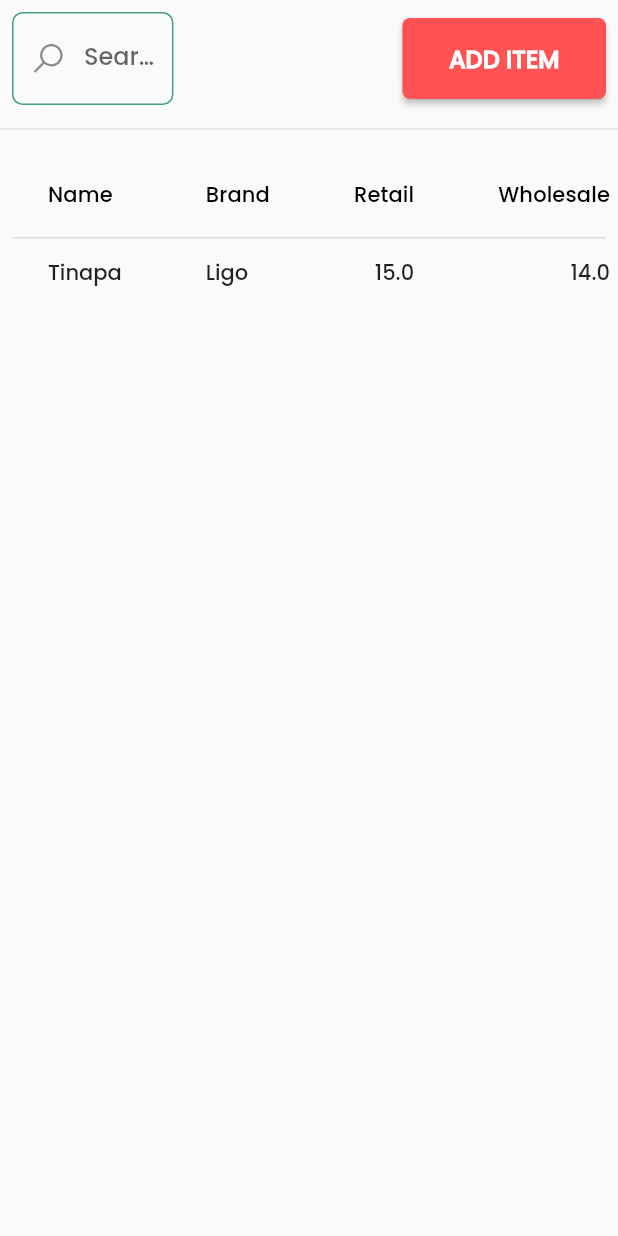
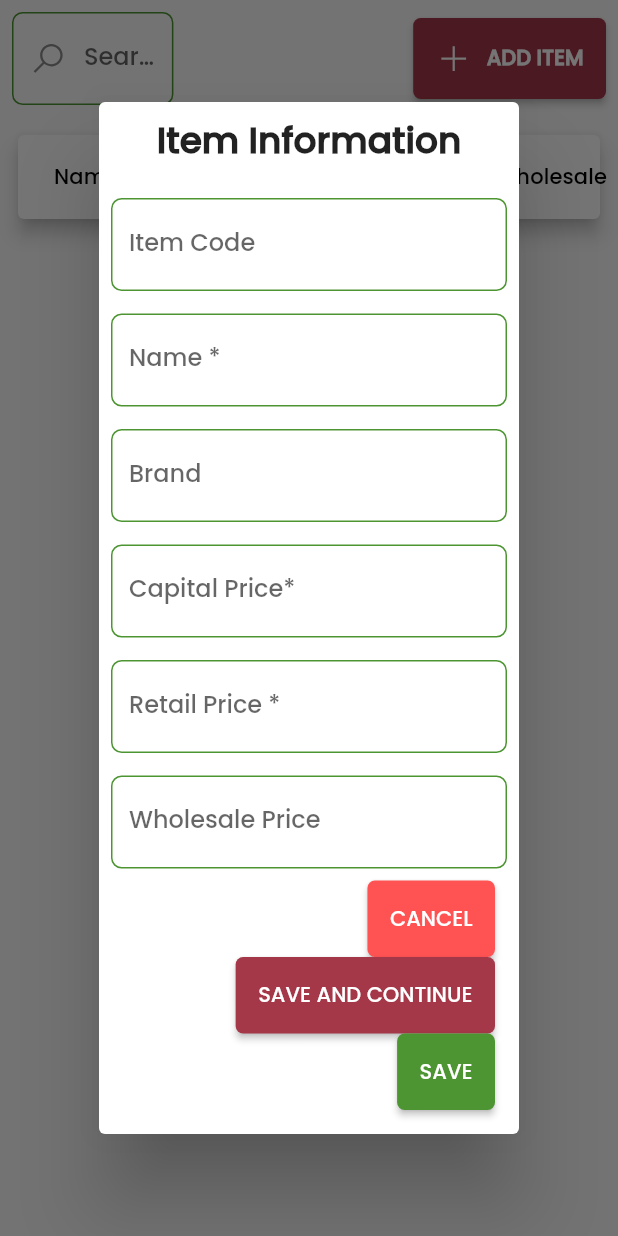
Before and after one commit to renjie19/Stock-Pile-Lite, a Flutter app: the ItemList screen opened directly, after a tap on "ADD ITEM", on a phone screen of 412 x 824 dp. Run offline on Flutter 3.47's test engine with Material 2 defaults, Android fonts, the phone set to English and light mode, and no system bars; drawn by our look-alikes of flutter_form_builder; our stand-ins replace bot_toast, get_it, hive, hive_flutter, line_awesome_icons, shared_preferences; accounts and stored records are empty; generated files the repository leaves out were written again.

Commit message:
fixed issue on first load of data for items, refactored initializing of hive boxes to load properly, fixed view create/update of item

```diff
--- a/lib/backend/credit/credit_repository.dart
+++ b/lib/backend/credit/credit_repository.dart
@@ -7,11 +7,9 @@ import 'package:stockpilelite/shared/models/credit_record.dart';
 class CreditRepository {
   Box<CreditRecord> _creditBox;
 
-  CreditRepository() {
-    _initialize();
-  }
+  CreditRepository();
 
-  void _initialize() async {
+  Future initialize() async {
     Hive.registerAdapter(CreditRecordAdapter());
     Hive.registerAdapter(CreditItemAdapter());
     _creditBox = await Hive.openBox(Boxes.CREDIT_RECORD);
--- a/lib/backend/customer/customer_repository.dart
+++ b/lib/backend/customer/customer_repository.dart
@@ -5,11 +5,9 @@ import 'package:stockpilelite/shared/models/customer.dart';
 class CustomerRepository {
   Box<Customer> _customerBox;
 
-  CustomerRepository(){
-    _initialize();
-  }
+  CustomerRepository();
 
-  void _initialize() async {
+  Future initialize() async {
     Hive.registerAdapter(CustomerAdapter());
     _customerBox = await Hive.openBox<Customer>(Boxes.CUSTOMER);
   }
--- a/lib/backend/item/item_repository.dart
+++ b/lib/backend/item/item_repository.dart
@@ -5,11 +5,9 @@ import 'package:stockpilelite/shared/models/item.dart';
 class ItemRepository {
   Box<Item> _itemBox;
 
-  ItemRepository() {
-    _initializeBox();
-  }
+  ItemRepository();
 
-  _initializeBox() async {
+  Future initializeBox() async {
     Hive.registerAdapter(ItemAdapter());
     this._itemBox = await Hive.openBox<Item>(Boxes.ITEM);
   }
--- a/lib/backend/item/item_service.dart
+++ b/lib/backend/item/item_service.dart
@@ -3,6 +3,7 @@ import 'package:stockpilelite/backend/item/item_repository.dart';
 import 'package:stockpilelite/shared/dtos/item_dto.dart';
 import 'package:stockpilelite/shared/mappers/item_mapper.dart';
 import 'package:stockpilelite/shared/models/item.dart';
+import 'package:stockpilelite/shared/utils/user_profile_tracker.dart';
 
 class ItemService {
   ItemRepository _repository = GetIt.I<ItemRepository>();
@@ -11,7 +12,8 @@ class ItemService {
     if (dto == null) {
       return null;
     }
-    return ItemMapper.toDto(_repository.save(ItemMapper.toEntity(dto, Item.instance())));
+    var item = Item.instance();
+    return ItemMapper.toDto(_repository.save(ItemMapper.toEntity(dto, item)));
   }
   ItemDto update(ItemDto dto) {
     if (dto == null) {
@@ -32,7 +34,7 @@ class ItemService {
   }
 
   List<ItemDto> findAll() {
-    return _repository.findAll().map((e) => ItemMapper.toDto(e));
+    return _repository.findAll().map((e) => ItemMapper.toDto(e)).toList();
   }
 
   void delete(String id) {
--- a/lib/backend/payment/payment_repostitory.dart
+++ b/lib/backend/payment/payment_repostitory.dart
@@ -5,11 +5,9 @@ import 'package:stockpilelite/shared/models/payment.dart';
 class PaymentRepository {
   Box<Payment> _paymentBox;
 
-  PaymentRepository() {
-    _initialize();
-  }
+  PaymentRepository();
 
-  void _initialize() async {
+  Future initialize() async {
     Hive.registerAdapter(PaymentAdapter());
     _paymentBox = await Hive.openBox(Boxes.PAYMENT);
   }
--- a/lib/backend/user/user_repository.dart
+++ b/lib/backend/user/user_repository.dart
@@ -5,11 +5,9 @@ import 'package:stockpilelite/shared/models/user.dart';
 class UserRepository {
   Box<User> _userBox;
 
-  UserRepository() {
-    _initializeBox();
-  }
+  UserRepository();
 
-  _initializeBox() async {
+  Future initializeBox() async {
     Hive.registerAdapter(UserAdapter());
     this._userBox = await Hive.openBox<User>(Boxes.USER);
   }
--- a/lib/backend/user_profile/user_profile_repository.dart
+++ b/lib/backend/user_profile/user_profile_repository.dart
@@ -5,11 +5,9 @@ import 'package:stockpilelite/shared/models/user_profile.dart';
 class UserProfileRepository {
   Box<UserProfile> _userProfileBox;
 
-  UserProfileRepository() {
-    _initializeBox();
-  }
+  UserProfileRepository();
 
-  _initializeBox() async {
+  Future initializeBox() async {
     Hive.registerAdapter(UserProfileAdapter());
     this._userProfileBox = await Hive.openBox<UserProfile>(Boxes.USER_PROFILE);
   }
--- a/lib/shared/constants/app_color.dart
+++ b/lib/shared/constants/app_color.dart
@@ -1,7 +1,7 @@
 import 'package:flutter/material.dart';
 
 class AppColor {
-  static Color primary = Color(0xff459f7d);
-  static Color secondary = Color(0xffAA5239);
+  static Color primary = Color(0xff4D9532 );
+  static Color secondary = Color(0xffA43748);
   static Color error = Colors.redAccent;
 }
--- a/lib/shared/mappers/item_mapper.dart
+++ b/lib/shared/mappers/item_mapper.dart
@@ -1,8 +1,12 @@
+import 'package:get_it/get_it.dart';
 import 'package:stockpilelite/shared/dtos/item_dto.dart';
 import 'package:stockpilelite/shared/models/item.dart';
+import 'package:stockpilelite/shared/utils/user_profile_tracker.dart';
 
 class ItemMapper {
+  static UserProfileTracker _userProfileTracker = GetIt.I<UserProfileTracker>();
   static Item toEntity(final ItemDto dto, final Item entity) {
+    setUserTrail(entity);
     entity.itemCode = dto.itemCode;
     entity.name = dto.name;
     entity.brand = dto.brand;
@@ -10,6 +14,13 @@ class ItemMapper {
     entity.retail = dto.retail;
     entity.wholeSale = dto.wholeSale;
     return entity;
+  }
+
+  static void setUserTrail(Item entity) {
+    if (entity.createdBy == null || entity.createdBy.isEmpty) {
+      entity.createdBy = _userProfileTracker.user;
+    }
+    entity.modifiedBy = _userProfileTracker.user;
   }
 
   static ItemDto toDto(final Item item) {
--- /dev/null
+++ b/lib/shared/utils/size_util.dart
@@ -0,0 +1,11 @@
+import 'package:flutter/material.dart';
+
+class SizeUtil {
+  static double getHeightFromTotalAvailable(BuildContext context, double heightPercentage) {
+    return (MediaQuery.of(context).size.height / 100) *  heightPercentage;
+  }
+
+  static double getWidthFromTotalAvailable(BuildContext context, double widthPercentage) {
+    return (MediaQuery.of(context).size.width / 100) *  widthPercentage;
+  }
+}
--- /dev/null
+++ b/lib/ui/forms/item_create_form_dialog.dart
@@ -0,0 +1,180 @@
+import 'package:bot_toast/bot_toast.dart';
+import 'package:flutter/cupertino.dart';
+import 'package:flutter/material.dart';
+import 'package:flutter_form_builder/flutter_form_builder.dart';
+import 'package:get_it/get_it.dart';
+import 'package:stockpilelite/backend/item/item_service.dart';
+import 'package:stockpilelite/shared/constants/app_color.dart';
+import 'package:stockpilelite/shared/dtos/item_dto.dart';
+import 'package:stockpilelite/shared/utils/size_util.dart';
+
+class ItemCreateFormDialog extends StatefulWidget {
+  final bool isView;
+  final ItemDto item;
+
+  ItemCreateFormDialog(this.isView, {this.item});
+
+  @override
+  _ItemCreateFormDialogState createState() => _ItemCreateFormDialogState(isView, item);
+}
+
+class _ItemCreateFormDialogState extends State<ItemCreateFormDialog> {
+  _ItemCreateFormDialogState(this.isView, ItemDto dto) {
+    if (dto != null) {
+      this.item = dto;
+    }
+  }
+
+  ItemDto item = ItemDto();
+  bool isView;
+  GlobalKey<FormBuilderState> formKey = GlobalKey<FormBuilderState>();
+  double heightSeparation = 15;
+  ItemService itemService = GetIt.I<ItemService>();
+
+  @override
+  Widget build(BuildContext context) {
+    return Center(
+      child: SingleChildScrollView(
+        child: Dialog(
+          child: FormBuilder(
+            key: formKey,
+            child: Padding(
+              padding: const EdgeInsets.all(8.0),
+              child: SizedBox(
+                width: SizeUtil.getWidthFromTotalAvailable(context, 50),
+                child: Column(
+                  crossAxisAlignment: CrossAxisAlignment.stretch,
+                  children: [
+                    Center(
+                      child: Text(
+                        'Item Information',
+                        style: TextStyle(
+                            fontSize: 24, fontWeight: FontWeight.bold),
+                      ),
+                    ),
+                    SizedBox(height: heightSeparation + 5),
+                    FormBuilderTextField(
+                      initialValue: item.itemCode,
+                      attribute: 'itemCode',
+                      decoration: InputDecoration(labelText: 'Item Code'),
+                    ),
+                    SizedBox(height: heightSeparation),
+                    FormBuilderTextField(
+                      initialValue: item.name,
+                      attribute: 'name',
+                      decoration: InputDecoration(labelText: 'Name *'),
+                      validators: [
+                        FormBuilderValidators.required(
+                            errorText: 'Item name is required')
+                      ],
+                    ),
+                    SizedBox(height: heightSeparation),
+                    FormBuilderTextField(
+                      initialValue: item.brand,
+                      attribute: 'brand',
+                      decoration: InputDecoration(labelText: 'Brand'),
+                    ),
+                    SizedBox(height: heightSeparation),
+                    FormBuilderTextField(
+                      initialValue: '${item.capital ?? ''}',
+                      attribute: 'capital',
+                      keyboardType: TextInputType.number,
+                      decoration: InputDecoration(labelText: 'Capital Price*'),
+                      validators: [
+                        FormBuilderValidators.required(
+                            errorText: 'Capital price is required'),
+                        FormBuilderValidators.min(0.1,
+                            errorText: 'Value should not be zero')
+                      ],
+                    ),
+                    SizedBox(height: heightSeparation),
+                    FormBuilderTextField(
+                      initialValue: '${item.retail ?? ''}',
+                      attribute: 'retail',
+                      keyboardType: TextInputType.number,
+                      decoration: InputDecoration(labelText: 'Retail Price *'),
+                      validators: [
+                        FormBuilderValidators.required(
+                            errorText: 'Retail price is required'),
+                        FormBuilderValidators.min(0.1,
+                            errorText: 'Value should not be zero')
+                      ],
+                    ),
+                    SizedBox(height: heightSeparation),
+                    FormBuilderTextField(
+                      initialValue: '${item.wholeSale ?? ''}',
+                      attribute: 'wholeSale',
+                      keyboardType: TextInputType.number,
+                      decoration: InputDecoration(labelText: 'Wholesale Price'),
+                      validators: [
+                        FormBuilderValidators.min(0.1,
+                            errorText: 'Value should not be zero')
+                      ],
+                    ),
+                    ButtonBar(
+                      children: [
+                        MaterialButton(
+                            padding: EdgeInsets.all(15),
+                            color: AppColor.error,
+                            onPressed: close,
+                            shape: RoundedRectangleBorder(
+                                borderRadius:
+                                    BorderRadius.all(Radius.circular(5))),
+                            child: Text('CANCEL')),
+                        Visibility(
+                          visible: !isView,
+                          child: MaterialButton(
+                              padding: EdgeInsets.all(15),
+                              color: AppColor.secondary,
+                              onPressed: saveAndContinue,
+                              shape: RoundedRectangleBorder(
+                                  borderRadius:
+                                      BorderRadius.all(Radius.circular(5))),
+                              child: Text('SAVE AND CONTINUE')),
+                        ),
+                        MaterialButton(
+                            padding: EdgeInsets.all(15),
+                            color: AppColor.primary,
+                            onPressed: save,
+                            shape: RoundedRectangleBorder(
+                                borderRadius:
+                                    BorderRadius.all(Radius.circular(5))),
+                            child: Text('SAVE')),
+                      ],
+                    )
+                  ],
+                ),
+              ),
+            ),
+          ),
+        ),
+      ),
+    );
+  }
+
+  void close() {
+    Navigator.pop(context);
+  }
+
+  void save() {
+    if (formKey.currentState.saveAndValidate()) {
+     var values = formKey.currentState.value;
+     this.item.itemCode = values['itemCode'];
+     this.item.name = values['name'];
+     this.item.brand = values['brand'];
+     this.item.retail = double.parse(values['retail']);
+     this.item.capital = double.parse(values['capital']);
+     this.item.wholeSale = double.parse(values['wholeSale']);
+      if (item.id == null || item.id.isEmpty) {
+        itemService.create(item);
+      } else if (item.id.isNotEmpty) {
+        itemService.update(item);
+      }
+      Navigator.pop(context);
+      BotToast.showSimpleNotification(title: 'Success', backgroundColor: AppColor.primary);
+    }
+
+  }
+
+  void saveAndContinue() {}
+}
--- a/lib/ui/pages/item_list.dart
+++ b/lib/ui/pages/item_list.dart
@@ -1,10 +1,12 @@
-import 'package:flutter/cupertino.dart';
+import 'package:bot_toast/bot_toast.dart';
 import 'package:flutter/material.dart';
 import 'package:get_it/get_it.dart';
 import 'package:line_awesome_icons/line_awesome_icons.dart';
 import 'package:stockpilelite/backend/item/item_service.dart';
 import 'package:stockpilelite/shared/constants/app_color.dart';
 import 'package:stockpilelite/shared/dtos/item_dto.dart';
+import 'package:stockpilelite/shared/utils/size_util.dart';
+import 'package:stockpilelite/ui/forms/item_create_form_dialog.dart';
 
 class ItemList extends StatefulWidget {
   @override
@@ -17,21 +19,15 @@ class _ItemListState extends State<ItemList> {
   String filter = '';
 
   @override
-  bool get mounted {
+  void initState() {
     this.items = service.findAll();
-    return super.mounted;
-  }
-
-  @override
-  void initState() {
-    items.add(getItemDto());
     super.initState();
   }
 
   @override
   Widget build(BuildContext context) {
     return GestureDetector(
-      onTap:  () => FocusScope.of(context).unfocus(),
+      onTap: () => FocusScope.of(context).unfocus(),
       child: Scaffold(
         body: SingleChildScrollView(
           child: Center(
@@ -42,7 +38,7 @@ class _ItemListState extends State<ItemList> {
                     mainAxisAlignment: MainAxisAlignment.spaceBetween,
                     children: [
                       SizedBox(
-                      width: (MediaQuery.of(context).size.width / 10) * 3,
+                        width: SizeUtil.getWidthFromTotalAvailable(context, 30),
                         child: Padding(
                           padding: const EdgeInsets.all(8.0),
                           child: TextField(
@@ -53,30 +49,33 @@ class _ItemListState extends State<ItemList> {
                                   setState(() => this.filter = value)),
                         ),
                       ),
+                      ButtonBar(children: [
+                        MaterialButton(
+                          padding: EdgeInsets.all(15),
+                          color: AppColor.secondary,
+                          onPressed: () => showItemCreateFormDialog(false),
+                          shape: RoundedRectangleBorder(
+                              borderRadius:
+                                  BorderRadius.all(Radius.circular(5))),
+                          child: Row(children: [
+                            Icon(LineAwesomeIcons.plus),
+                            SizedBox(width: 10),
+                            Text(
+                              'ADD ITEM',
+                              style: TextStyle(
+                                fontWeight: FontWeight.bold,
+                              ),
+                            )
+                          ]),
+                        ),
+                      ])
+                    ]),
                 Padding(
                   padding: const EdgeInsets.all(8.0),
-                      child: MaterialButton(
-                        onPressed: () {},
-                        color: AppColor.error,
-                        child: Padding(
-                          padding: const EdgeInsets.all(15.0),
-                          child: Text(
-                            'ADD ITEM',
-                            style: TextStyle(
-                                color: Colors.white,
-                                fontWeight: FontWeight.bold,
-                                fontSize: 16),
-                          ),
-                        ),
-                        shape: RoundedRectangleBorder(borderRadius: BorderRadius.all(Radius.circular(5))),
-                      ),
-                    )
-                  ],
-                ),
-                Divider(),
-                Padding(
-                  padding: const EdgeInsets.all(8.0),
+                  child: Card(
+                    elevation: 5,
                     child: DataTable(
+                      showCheckboxColumn: false,
                       columns: [
                         DataColumn(label: Text('Name')),
                         DataColumn(label: Text('Brand')),
@@ -84,10 +83,12 @@ class _ItemListState extends State<ItemList> {
                         DataColumn(label: Text('Wholesale'), numeric: true),
                         DataColumn(label: Text('Capital'), numeric: true),
                       ],
-                    rows: List.generate(this.filteredItems(this.filter).length,
-                        (index) {
+                      rows: List.generate(
+                          this.filteredItems(this.filter).length, (index) {
                         ItemDto item = this.filteredItems(filter)[index];
-                      return DataRow.byIndex(cells: [
+                        return DataRow(
+                            onSelectChanged: (selected) => showItemCreateFormDialog(true, dto: item),
+                            cells: [
                               // TODO: add item code
                               DataCell(Text(item.name)),
                               DataCell(Text(item.brand)),
@@ -96,6 +97,7 @@ class _ItemListState extends State<ItemList> {
                               DataCell(Text('${item.capital}')),
                             ]);
                       }),
+                    ),
                   ),
                 ),
               ],
@@ -119,50 +121,11 @@ class _ItemListState extends State<ItemList> {
     }).toList();
   }
 
-  ItemDto getItemDto() {
-    ItemDto item = ItemDto();
-    item.id = '01-00001';
-    item.name = 'Tinapa';
-    item.brand = 'Ligo';
-    item.retail = 15.0;
-    item.wholeSale = 14.0;
-    item.capital = 13.5;
-    return item;
+  showItemCreateFormDialog(bool isView, {ItemDto dto}) async {
+    await showDialog<Dialog>(
+        barrierDismissible: false,
+        context: context,
+        builder: (context) => ItemCreateFormDialog(isView, item: dto));
+    setState(() => this.items = service.findAll());
   }
 }
-
-class ItemListDataSource extends DataTableSource {
-  List<ItemDto> _items = [];
-
-  ItemListDataSource(List<ItemDto> items) {
-    this._items = items;
-  }
-
-  @override
-  DataRow getRow(int index) {
-    ItemDto item = _items[index];
-    if (_items.isEmpty) {
-      return DataRow.byIndex(cells: [
-        // TODO: add item code
-        DataCell(Text('No Data Available'))
-      ]);
-    }
-    return DataRow.byIndex(cells: [
-      // TODO: add item code
-      DataCell(Text(item.name)),
-      DataCell(Text(item.brand)),
-      DataCell(Text('${item.retail}')),
-      DataCell(Text('${item.wholeSale}')),
-      DataCell(Text('${item.capital}')),
-    ]);
-  }
-
-  @override
-  bool get isRowCountApproximate => false;
-
-  @override
-  int get rowCount => _items.length;
-
-  @override
-  int get selectedRowCount => 0;
-}
```
Also changed, not shown: lib/stock_pile_lite.dart (+12 -5 lines). Lines whose indentation alone changed are shown as unchanged.
